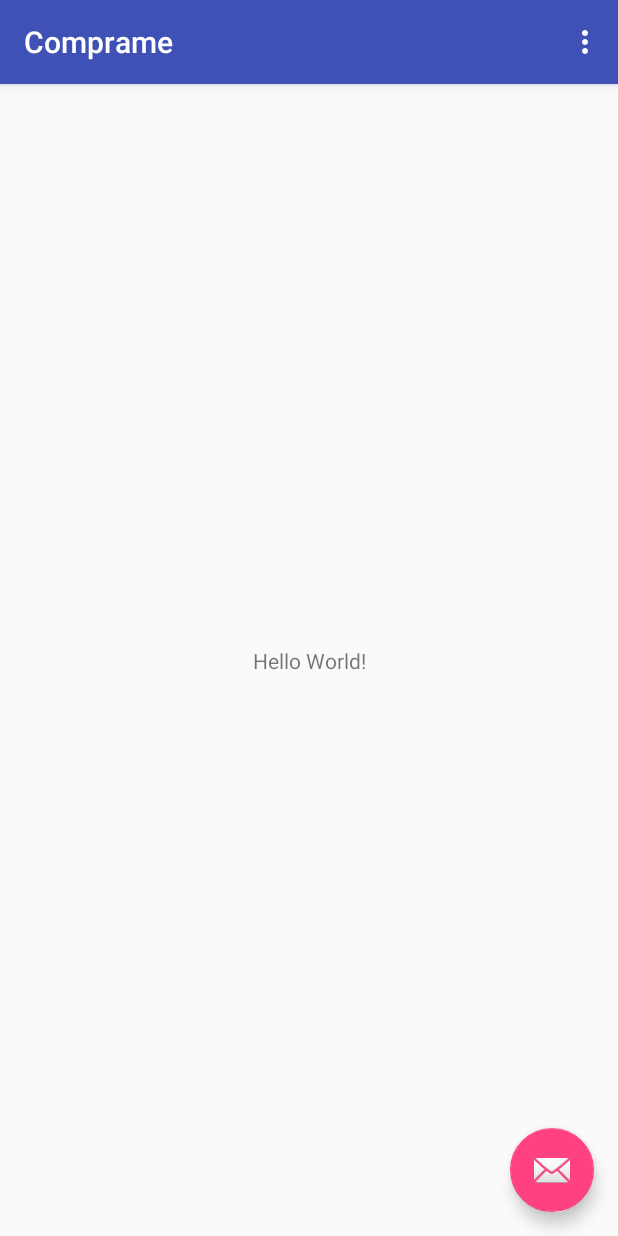
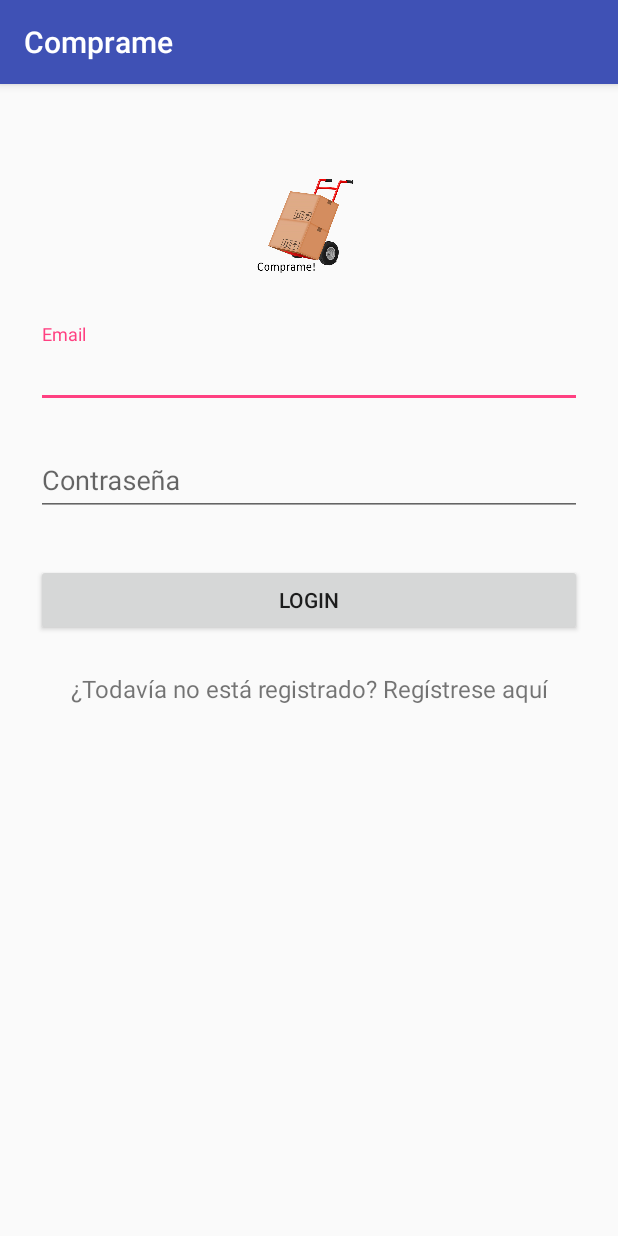
Before and after one commit to lautarodelosheros/taller2-2018-2C-grupo5-android-client, an Android app: the screen it shows after launch (MainActivity before the commit, LoginActivity after it), on a phone screen of 412 x 824 dp. Run offline under Robolectric (Android 15) with nearby library versions, the phone set to English and light mode, and no system bars.

Commit message:
Agrego pantallas de Login y Registro

```diff
--- a/app/src/main/AndroidManifest.xml
+++ b/app/src/main/AndroidManifest.xml
@@ -13,6 +13,8 @@
         android:supportsRtl="true"
         android:theme="@style/AppTheme"
         android:fullBackupContent="@xml/backup_descriptor">
+        <activity android:name=".actividades.LoginActivity" android:theme="@style/AppTheme" />
+        <activity android:name=".actividades.RegistrarseActivity" android:theme="@style/AppTheme" />
         <activity
             android:name=".actividades.MainActivity"
             android:label="@string/app_name"
--- a/app/src/main/java/taller2_2018_2c_grupo5/comprame/actividades/MainActivity.java
+++ b/app/src/main/java/taller2_2018_2c_grupo5/comprame/actividades/MainActivity.java
@@ -1,5 +1,6 @@
 package taller2_2018_2c_grupo5.comprame.actividades;
 
+import android.content.Intent;
 import android.os.Bundle;
 import android.support.design.widget.FloatingActionButton;
 import android.support.design.widget.Snackbar;
@@ -36,6 +37,8 @@ public class MainActivity extends AppCompatActivity {
                         .setAction("Action", null).show();
             }
         });
+        Intent intent = new Intent(getApplicationContext(), LoginActivity.class);
+        startActivity(intent);
     }
 
     @Override
--- /dev/null
+++ b/app/src/main/res/layout/activity_login.xml
@@ -0,0 +1,65 @@
+<?xml version="1.0" encoding="utf-8"?>
+<ScrollView xmlns:android="http://schemas.android.com/apk/res/android"
+    android:layout_width="fill_parent"
+    android:layout_height="fill_parent">
+
+    <LinearLayout
+        android:orientation="vertical"
+        android:layout_width="match_parent"
+        android:layout_height="wrap_content"
+        android:paddingTop="56dp"
+        android:paddingLeft="24dp"
+        android:paddingRight="24dp">
+
+        <ImageView android:src="@drawable/logo"
+            android:contentDescription="@string/logo_desc"
+            android:layout_width="wrap_content"
+            android:layout_height="72dp"
+            android:layout_marginBottom="24dp"
+            android:layout_gravity="center_horizontal" />
+
+        <!-- Email Label -->
+        <android.support.design.widget.TextInputLayout
+            android:layout_width="match_parent"
+            android:layout_height="wrap_content"
+            android:layout_marginTop="8dp"
+            android:layout_marginBottom="8dp">
+            <EditText android:id="@+id/input_email"
+                android:layout_width="match_parent"
+                android:layout_height="wrap_content"
+                android:inputType="textEmailAddress"
+                android:hint="@string/email_hint" />
+        </android.support.design.widget.TextInputLayout>
+
+        <!-- Password Label -->
+        <android.support.design.widget.TextInputLayout
+            android:layout_width="match_parent"
+            android:layout_height="wrap_content"
+            android:layout_marginTop="8dp"
+            android:layout_marginBottom="8dp">
+            <EditText android:id="@+id/input_password"
+                android:layout_width="match_parent"
+                android:layout_height="wrap_content"
+                android:inputType="textPassword"
+                android:hint="@string/password_hint"/>
+        </android.support.design.widget.TextInputLayout>
+
+        <android.support.v7.widget.AppCompatButton
+            android:id="@+id/btn_login"
+            android:layout_width="fill_parent"
+            android:layout_height="wrap_content"
+            android:layout_marginTop="24dp"
+            android:layout_marginBottom="24dp"
+            android:padding="12dp"
+            android:text="@string/login_button"/>
+
+        <TextView android:id="@+id/link_signup"
+            android:layout_width="fill_parent"
+            android:layout_height="wrap_content"
+            android:layout_marginBottom="24dp"
+            android:text="@string/link_registrarse"
+            android:gravity="center"
+            android:textSize="16sp"/>
+
+    </LinearLayout>
+</ScrollView>
--- a/app/src/main/res/values/colors.xml
+++ b/app/src/main/res/values/colors.xml
@@ -3,4 +3,15 @@
     <color name="colorPrimary">#3F51B5</color>
     <color name="colorPrimaryDark">#303F9F</color>
     <color name="colorAccent">#FF4081</color>
+    <color name="primary_darker">#CC1D1D</color>
+
+    <color name="black">#000000</color>
+    <color name="jet">#222222</color>
+    <color name="oil">#333333</color>
+    <color name="monsoon">#777777</color>
+    <color name="jumbo">#888888</color>
+    <color name="aluminum">#999999</color>
+    <color name="base">#AAAAAA</color>
+    <color name="iron">#CCCCCC</color>
+    <color name="white">#FFFFFF</color>
 </resources>
--- a/app/src/main/res/values/strings.xml
+++ b/app/src/main/res/values/strings.xml
@@ -2,4 +2,17 @@
     <string name="app_name">Comprame</string>
     <string name="urlAppServer">http://192.168.0.15:5000/</string>
     <string name="action_settings">Settings</string>
+    <string name="logo_desc">Logo</string>
+    <string name="email_hint">Email</string>
+    <string name="password_hint">Contraseña</string>
+    <string name="login_button">Login</string>
+    <string name="link_registrarse">¿Todavía no está registrado? Regístrese aquí</string>
+    <string name="name_hint">Nombre</string>
+    <string name="registrarse_text">Registrarse</string>
+    <string name="already_user_text">¿Ya está registrado? Ingrese aquí</string>
+    <string name="password_error">La contraseña debe tener entre 4 y 10 caracteres alfanuméricos</string>
+    <string name="email_error">Ingrese un email válido</string>
+    <string name="nombre_error">El nombre debe tener al menos 2 caracteres</string>
+    <string name="apellido_hint">Apellido</string>
+    <string name="apellido_error">El apellido debe tener al menos 2 caracteres</string>
 </resources>
--- a/app/src/main/res/values/styles.xml
+++ b/app/src/main/res/values/styles.xml
@@ -17,4 +17,26 @@
 
     <style name="AppTheme.PopupOverlay" parent="ThemeOverlay.AppCompat.Light" />
 
+    <style name="AppTheme.Dark" parent="Theme.AppCompat.NoActionBar">
+        <item name="colorPrimary">@color/colorPrimary</item>
+        <item name="colorPrimaryDark">@color/colorPrimaryDark</item>
+        <item name="colorAccent">@color/colorAccent</item>
+
+        <item name="android:windowBackground">@color/colorPrimary</item>
+
+        <item name="colorControlNormal">@color/iron</item>
+        <item name="colorControlActivated">@color/white</item>
+        <item name="colorControlHighlight">@color/white</item>
+        <item name="android:textColorHint">@color/iron</item>
+
+        <item name="colorButtonNormal">@color/primary_darker</item>
+
+    </style>
+
+    <style name="AppTheme.Dark.Dialog" parent="Theme.AppCompat.Dialog">
+        <item name="colorAccent">@color/white</item>
+        <item name="android:textColorPrimary">@color/iron</item>
+        <item name="android:background">@color/colorPrimary</item>
+    </style>
+
 </resources>
```
Also changed, not shown: app/src/main/java/taller2_2018_2c_grupo5/comprame/actividades/LoginActivity.java (added, +144 -0 lines), app/src/main/java/taller2_2018_2c_grupo5/comprame/actividades/RegistrarseActivity.java (added, +146 -0 lines), app/src/main/res/layout/activity_registrarse.xml (added, +94 -0 lines), app/src/main/res/drawable/logo.png (added).
